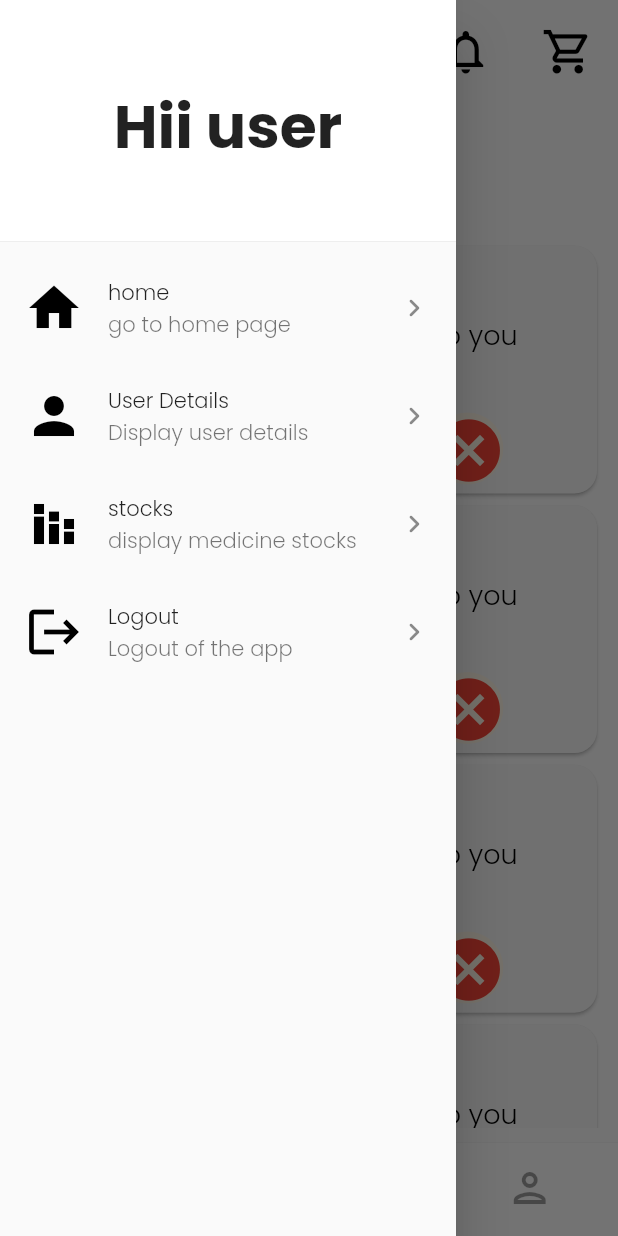
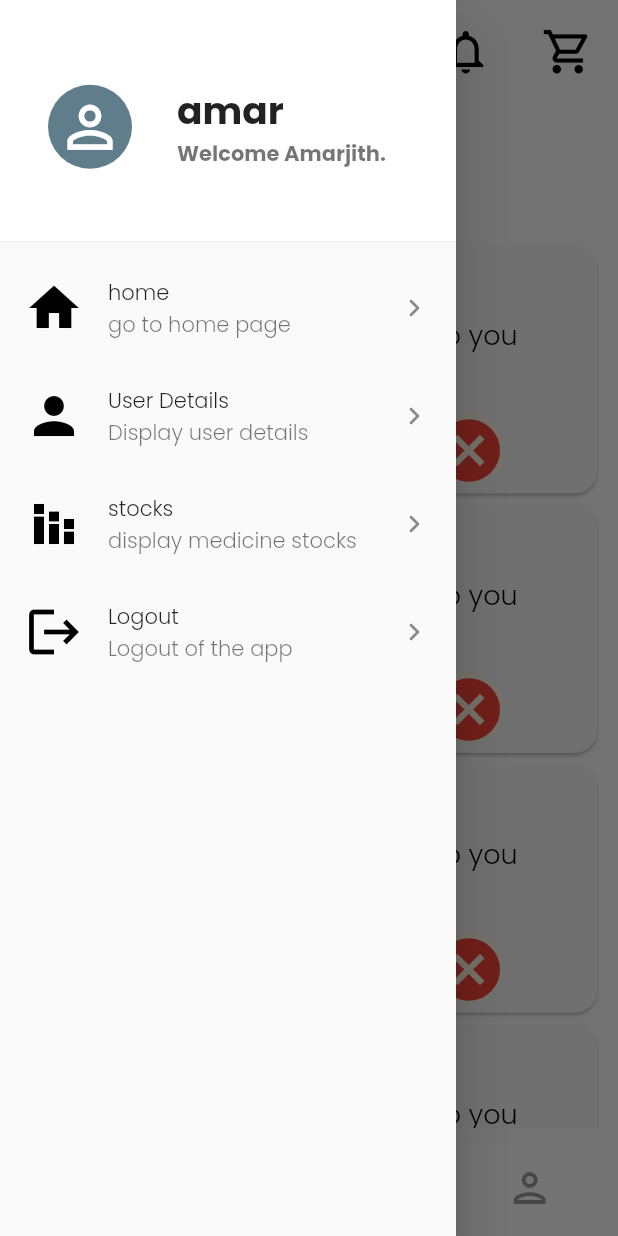
Before and after one commit to S6-mini-project/medicine-frontend, a Flutter app: the screen it shows after launch, with the side drawer open, on a phone screen of 412 x 824 dp. Run offline on Flutter 3.47's test engine with Material 2 defaults, Android fonts, the phone set to English and light mode, and no system bars.

Commit message:
added user circle avatar to appbar drawer

```diff
--- a/medpharma_app/lib/app.dart
+++ b/medpharma_app/lib/app.dart
@@ -1,6 +1,6 @@
 import 'package:flutter/material.dart';
 import './widgets/orderWidget.dart';
-
+import './widgets/drawerCardWidget.dart';
 class App extends StatelessWidget {
   @override
   Widget build(BuildContext context) {
@@ -93,16 +93,8 @@ class _MyNavigationBarState extends State<MyNavigationBar> {
         children: [
           DrawerHeader(
             child: Center(
-              child: Center(
-                child: Text(
-                  "Hii user",
-                  style: TextStyle(
-                    fontFamily: "poppins",
-                    fontSize: 40,
-                    fontWeight: FontWeight.bold,
-                  ),
-                ),
-              ),
+              child: DrawerCardWidget(),
+
             ),
             decoration: BoxDecoration(color: Colors.white),
           ),
--- /dev/null
+++ b/medpharma_app/lib/widgets/drawerCardWidget.dart
@@ -0,0 +1,28 @@
+import 'package:flutter/material.dart';
+
+class DrawerCardWidget extends StatelessWidget {
+  @override
+  Widget build(BuildContext context) {
+    return ListTile(
+      leading: CircleAvatar(
+        backgroundColor: Colors.blueGrey,
+        radius: 42,
+        child: Icon(Icons.person_outline, color: Colors.white, size: 45),
+      ),
+      title: Text('amar',
+          style: TextStyle(
+            fontSize: 25.0,
+            fontFamily: "poppins",
+            fontWeight: FontWeight.bold,
+          )),
+      subtitle: Text(
+        'Welcome Amarjith.',
+        style: TextStyle(
+          fontFamily: "poppins",
+          fontWeight: FontWeight.bold,
+        ),
+      ),
+      contentPadding: EdgeInsets.all(2),
+    );
+  }
+}
```
